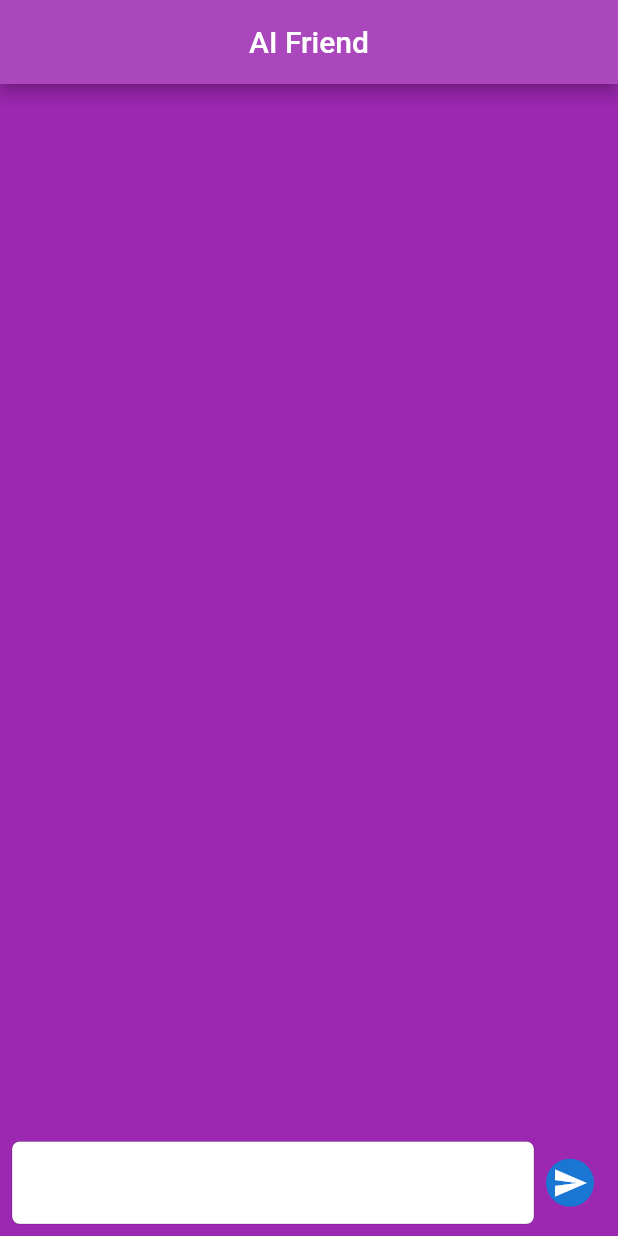
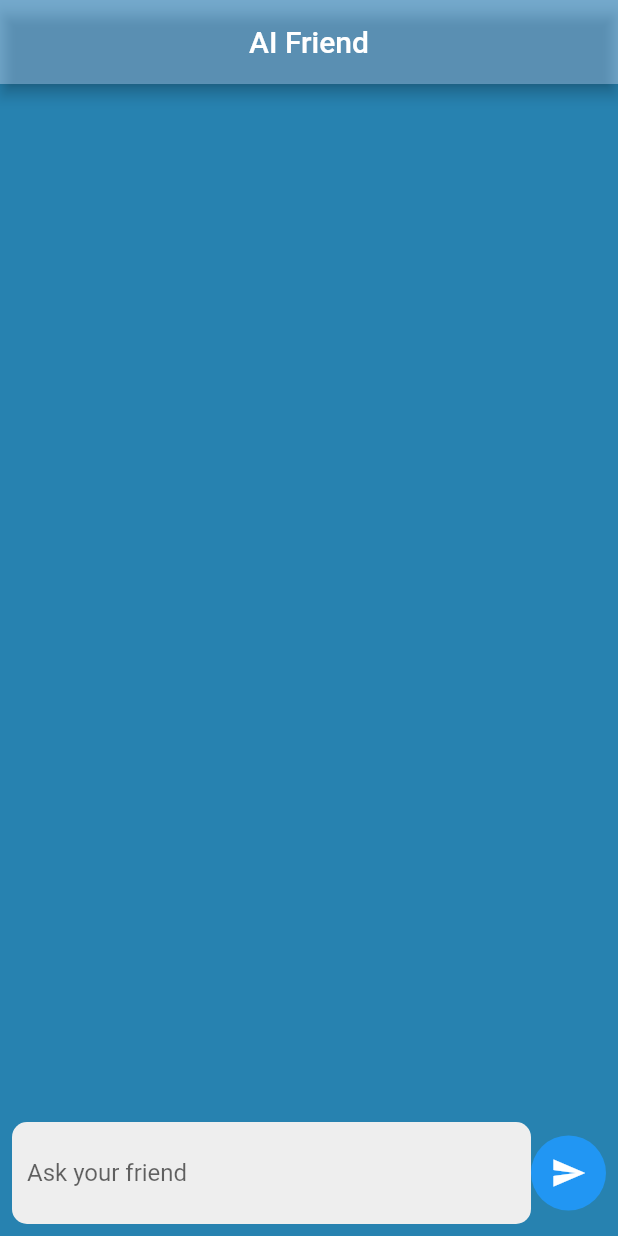
Before and after one commit to sanushcj/AI-Friend, a Flutter app: the screen it shows after launch, on a phone screen of 412 x 824 dp. Run offline on Flutter 3.47's test engine with Material 2 defaults, Android fonts, the phone set to English and light mode, and no system bars; our stand-ins replace get; missing offline and left inert: chat_gpt_sdk.

Commit message:
few ui update

```diff
--- a/lib/api/apikeys.dart
+++ b/lib/api/apikeys.dart
@@ -1 +1 @@
-var apikey = "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";
+var apikey = "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";
--- a/lib/view/Widgets/textfield.dart
+++ b/lib/view/Widgets/textfield.dart
@@ -27,17 +27,36 @@ class MyTextField extends StatelessWidget {
       child: Row(
         children: [
           Expanded(
-            child: SizedBox(
-                height: 55,
-                child: CupertinoTextField(
-                  controller: UserString,
+              child: Container(
+            padding: EdgeInsets.all(10),
+            decoration: BoxDecoration(
+              borderRadius: BorderRadius.circular(10),
+              color: Colors.grey[200],
+            ),
+            child: const TextField(
+              decoration: InputDecoration(
+                border: InputBorder.none,
+                hintText: 'Ask your friend',
+              ),
+            ),
           )),
+          Container(
+            height: 50,
+            width: 50,
+            decoration: BoxDecoration(
+              borderRadius: BorderRadius.circular(25),
+              color: Colors.blue,
             ),
-          IconButton(
+            child: IconButton(
+              icon: const Icon(
+                Icons.send,
+                color: Colors.white,
+              ),
               onPressed: () {
                 _sendfunction();
               },
-              icon: const CircleAvatar(radius: 50, child: Icon(Icons.send)))
+            ),
+          )
         ],
       ),
     );
@@ -57,8 +76,7 @@ class MyTextField extends StatelessWidget {
       model: kTranslateModelV3,
     );
 
-
-    TheController.subscription =  TheController.theAi!
+    TheController.subscription = TheController.theAi!
         .builder(apikey, orgId: "")
         .onCompleteStream(request: req)
         .listen((answer) {
@@ -67,7 +85,6 @@ class MyTextField extends StatelessWidget {
       ChatModel botMsg =
           ChatModel(text: answer.choices[0].text, sender: "Racheal");
       TheController.ChatList.add(botMsg);
-
     });
   }
 }
--- a/lib/view/chat/chatscreen.dart
+++ b/lib/view/chat/chatscreen.dart
@@ -9,6 +9,7 @@ class ChatScreen extends StatelessWidget {
   ChatScreen({super.key});
 
   TextEditingController userString = TextEditingController();
+   // ignore: non_constant_identifier_names
    ChatController TheController = Get.put(ChatController());
 
 
@@ -19,14 +20,14 @@ class ChatScreen extends StatelessWidget {
     return SafeArea(
       child: Scaffold(
         appBar: AppBar(
-          title: const Text('AI Friend'),centerTitle: true,backgroundColor: Colors.purple[400],
+          title: const Text('AI Friend'),centerTitle: true,backgroundColor: Color.fromARGB(143, 19, 113, 175),
         ),
         body: Container(
           width: double.infinity,
           height: double.infinity,
-          color: Colors.purple,
+          color: Color.fromARGB(255, 39, 130, 176),
           child: Column(
-            children: [
+            children: [const SizedBox(height: 15,),
               Obx(
                 () =>Flexible(
                     child: ListView.separated(
```
Also changed, not shown: 1 other file. Lines whose indentation alone changed are shown as unchanged.
